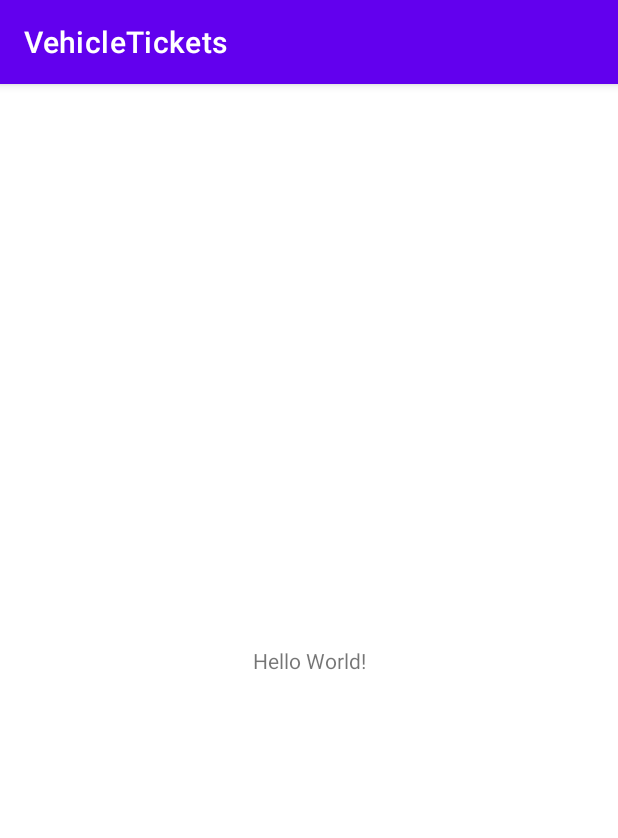
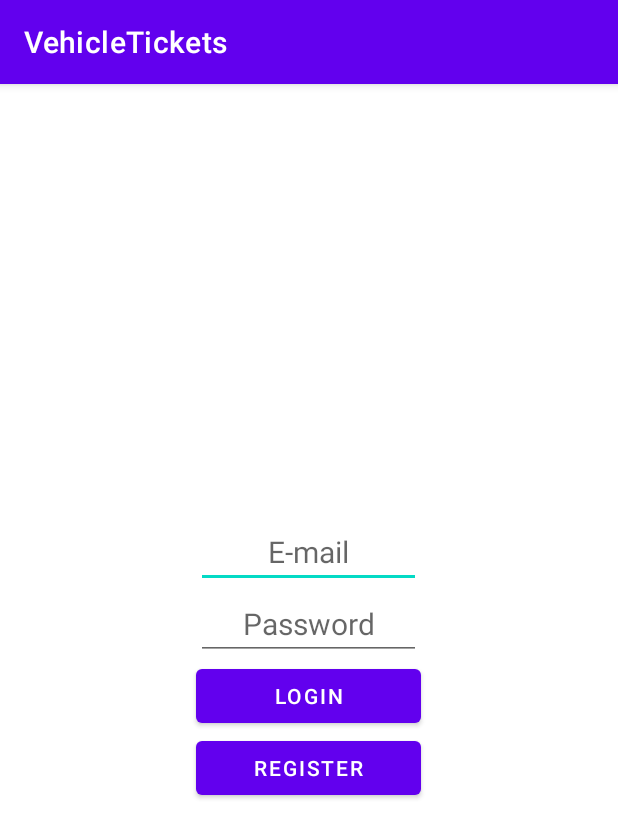
Before and after one commit to utkusaglm/PlaneTicketSystem, an Android app: the screen it shows after launch (MainActivity before the commit, LoginActivity after it), on a phone screen of 412 x 824 dp. Shown: the top 838 px of the screen. Run offline under Robolectric (Android 15) with nearby library versions, the phone set to English and light mode, and no system bars; our stand-ins replace Firebase (no records; nobody signed in at launch, a user with empty details on screens opened directly).

Commit message:
I added the all login,logout and register properties

```diff
--- a/app/build.gradle
+++ b/app/build.gradle
@@ -1,6 +1,7 @@
 plugins {
     id 'com.android.application'
     id 'kotlin-android'
+    id 'com.google.gms.google-services'
 }
 
 android {
@@ -42,4 +43,7 @@ dependencies {
     testImplementation 'junit:junit:4.+'
     androidTestImplementation 'androidx.test.ext:junit:1.1.2'
     androidTestImplementation 'androidx.test.espresso:espresso-core:3.3.0'
+    implementation platform('com.google.firebase:firebase-bom:26.8.0')
+    implementation 'com.google.firebase:firebase-analytics-ktx'
+    implementation 'com.google.firebase:firebase-auth-ktx'
 }
--- a/app/src/main/AndroidManifest.xml
+++ b/app/src/main/AndroidManifest.xml
@@ -9,7 +9,9 @@
         android:roundIcon="@mipmap/ic_launcher_round"
         android:supportsRtl="true"
         android:theme="@style/Theme.VehicleTickets">
-        <activity android:name=".MainActivity">
+        <activity android:name=".RegisterActivity" />
+        <activity android:name=".MainActivity" />
+        <activity android:name=".LoginActivity">
             <intent-filter>
                 <action android:name="android.intent.action.MAIN" />
 
--- /dev/null
+++ b/app/src/main/java/com/example/vehicletickets/LoginActivity.kt
@@ -0,0 +1,65 @@
+package com.example.vehicletickets
+
+import android.content.Intent
+import androidx.appcompat.app.AppCompatActivity
+import android.os.Bundle
+import android.util.Log
+import android.view.View
+import android.widget.EditText
+import android.widget.Toast
+import com.google.firebase.auth.FirebaseAuth
+import com.google.firebase.auth.ktx.auth
+import com.google.firebase.ktx.Firebase
+
+class LoginActivity : AppCompatActivity() {
+
+    private lateinit var auth: FirebaseAuth
+
+    private lateinit var emailEditText: EditText
+    private lateinit var passwordEditText: EditText
+    override fun onCreate(savedInstanceState: Bundle?) {
+        super.onCreate(savedInstanceState)
+        setContentView(R.layout.activity_login)
+        auth = Firebase.auth
+        emailEditText=findViewById(R.id.maillogintextView) as EditText
+        passwordEditText=findViewById(R.id.passlogintextView2) as EditText
+
+    }
+
+    fun login(view: View) {
+        var email=emailEditText.text.toString()
+        var password=passwordEditText.text.toString()
+
+        auth.signInWithEmailAndPassword(email, password)
+            .addOnCompleteListener(this) { task ->
+                if (task.isSuccessful) {
+                    // Sign in success, update UI with the signed-in user's information
+
+                    val user = auth.currentUser
+                    val intent = Intent(this, MainActivity::class.java).apply {
+
+                    }
+
+                    startActivity(intent)
+
+                } else {
+                    // If sign in fails, display a message to the user.
+
+                    Toast.makeText(baseContext, task.exception.toString(),
+                        Toast.LENGTH_SHORT).show()
+
+                }
+            }
+
+
+
+
+    }
+    fun gotoregister(view: View) {
+        val intent = Intent(this, RegisterActivity::class.java).apply {
+
+        }
+        startActivity(intent)
+
+    }
+}
--- /dev/null
+++ b/app/src/main/res/layout/activity_login.xml
@@ -0,0 +1,55 @@
+<?xml version="1.0" encoding="utf-8"?>
+<androidx.constraintlayout.widget.ConstraintLayout xmlns:android="http://schemas.android.com/apk/res/android"
+    xmlns:app="http://schemas.android.com/apk/res-auto"
+    xmlns:tools="http://schemas.android.com/tools"
+    android:layout_width="match_parent"
+    android:layout_height="match_parent"
+    tools:context=".LoginActivity">
+
+
+    <LinearLayout
+        android:layout_width="match_parent"
+        android:layout_height="match_parent"
+        android:orientation="vertical"
+        app:layout_constraintBottom_toBottomOf="parent"
+        app:layout_constraintEnd_toEndOf="parent"
+        app:layout_constraintStart_toStartOf="parent"
+        app:layout_constraintTop_toTopOf="parent"
+        android:gravity="center">
+
+        <EditText
+            android:id="@+id/maillogintextView"
+            android:layout_width="150dp"
+            android:textSize="20dp"
+            android:layout_height="wrap_content"
+            android:gravity="center"
+            android:hint="E-mail" />
+
+        <EditText
+            android:id="@+id/passlogintextView2"
+            android:layout_height="wrap_content"
+            android:hint="Password"
+            android:textSize="20dp"
+            android:gravity="center"
+            android:layout_width="150dp"
+            android:inputType="textPassword"/>
+
+
+        <Button
+            android:id="@+id/button"
+            android:layout_width="150dp"
+            android:layout_height="wrap_content"
+            android:text="login"
+            android:onClick="login"
+            />
+        <Button
+            android:id="@+id/button2"
+            android:layout_width="150dp"
+            android:layout_height="wrap_content"
+            android:text="Register"
+            android:onClick="gotoregister"
+            />
+
+    </LinearLayout>
+
+</androidx.constraintlayout.widget.ConstraintLayout>
--- a/app/src/main/res/layout/activity_main.xml
+++ b/app/src/main/res/layout/activity_main.xml
@@ -6,13 +6,14 @@
     android:layout_height="match_parent"
     tools:context=".MainActivity">
 
-    <TextView
+    <Button
+        android:id="@+id/button3"
         android:layout_width="wrap_content"
         android:layout_height="wrap_content"
-        android:text="Hello World!"
+        android:text="logout"
         app:layout_constraintBottom_toBottomOf="parent"
-        app:layout_constraintLeft_toLeftOf="parent"
-        app:layout_constraintRight_toRightOf="parent"
-        app:layout_constraintTop_toTopOf="parent" />
-
+        app:layout_constraintEnd_toEndOf="parent"
+        app:layout_constraintStart_toStartOf="parent"
+        app:layout_constraintTop_toTopOf="parent"
+        android:onClick="logout"/>
 </androidx.constraintlayout.widget.ConstraintLayout>
```
Also changed, not shown: app/src/main/java/com/example/vehicletickets/MainActivity.kt (+34 -0 lines), app/src/main/java/com/example/vehicletickets/RegisterActivity.kt (added, +73 -0 lines), app/src/main/res/layout/activity_register.xml (added, +56 -0 lines).
